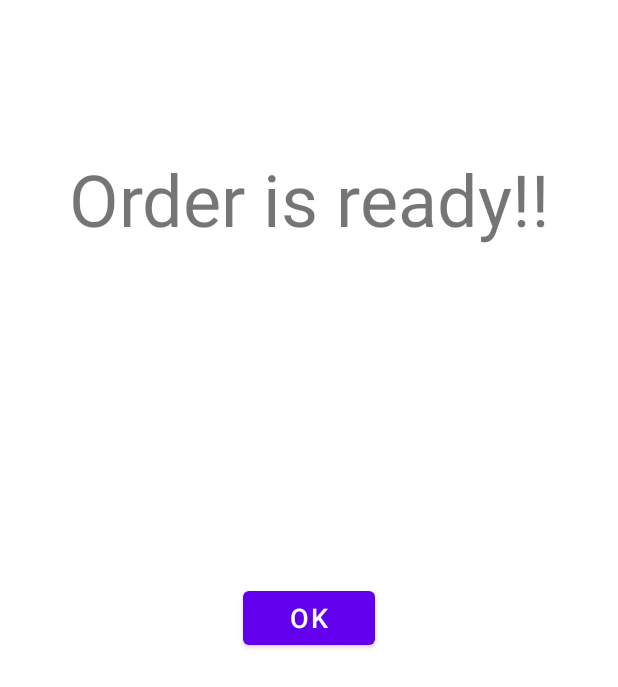
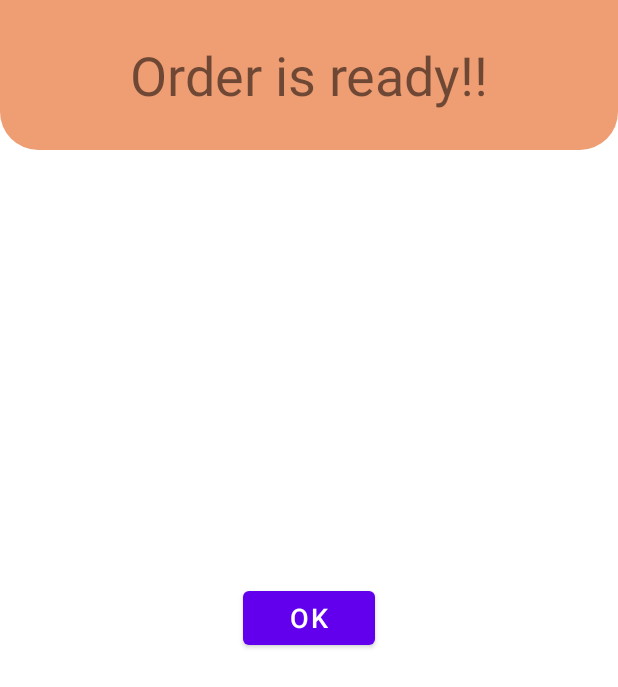
Before and after one commit to IdoSagiv/order-sandwich-app, an Android app: the layout activity_order_ready.xml on its own in the app's theme, with its tools: preview values and no code run, on a phone screen of 412 x 824 dp. Shown: the top 687 px of the screen. Run offline under Robolectric (Android 15) with nearby library versions, the phone set to English and light mode, and no system bars.

Commit message:
basic design for the wait for order screen

```diff
--- a/app/src/main/res/layout/activity_edit_order.xml
+++ b/app/src/main/res/layout/activity_edit_order.xml
@@ -10,7 +10,6 @@
         android:layout_height="100dp"
         android:background="@drawable/orange_bg_rounded_corner"
         android:gravity="center"
-        android:paddingTop="16dp"
         android:text="@string/edit_order_screen_title"
         android:textSize="36sp"
         app:layout_constraintEnd_toEndOf="parent"
@@ -131,9 +130,9 @@
     <LinearLayout
         android:layout_width="match_parent"
         android:layout_height="wrap_content"
-        app:layout_constraintTop_toBottomOf="@id/linearLayoutOrderDetailsInEditOrder"
         android:layout_marginTop="40dp"
-        android:orientation="vertical">
+        android:orientation="vertical"
+        app:layout_constraintTop_toBottomOf="@id/linearLayoutOrderDetailsInEditOrder">
         <!-- save changes    -->
         <Button
             android:id="@+id/buttonSaveOrderInEditOrder"
@@ -159,5 +158,4 @@
     </LinearLayout>
 
 
-
 </androidx.constraintlayout.widget.ConstraintLayout>
--- a/app/src/main/res/layout/activity_new_order.xml
+++ b/app/src/main/res/layout/activity_new_order.xml
@@ -10,7 +10,6 @@
         android:layout_height="100dp"
         android:background="@drawable/orange_bg_rounded_corner"
         android:gravity="center"
-        android:paddingTop="16dp"
         android:text="@string/new_order_screen_title"
         android:textSize="36sp"
         app:layout_constraintEnd_toEndOf="parent"
--- a/app/src/main/res/layout/activity_order_ready.xml
+++ b/app/src/main/res/layout/activity_order_ready.xml
@@ -5,11 +5,12 @@
     android:layout_height="match_parent">
 
     <TextView
-        android:layout_width="wrap_content"
-        android:layout_height="wrap_content"
-        android:layout_marginTop="100dp"
+        android:layout_width="match_parent"
+        android:layout_height="100dp"
+        android:background="@drawable/orange_bg_rounded_corner"
+        android:gravity="center"
         android:text="Order is ready!!"
-        android:textSize="48sp"
+        android:textSize="36sp"
         app:layout_constraintEnd_toEndOf="parent"
         app:layout_constraintStart_toStartOf="parent"
         app:layout_constraintTop_toTopOf="parent" />
```
Also changed, not shown: app/src/main/res/layout/activity_wait_for_order.xml (+34 -0 lines).
